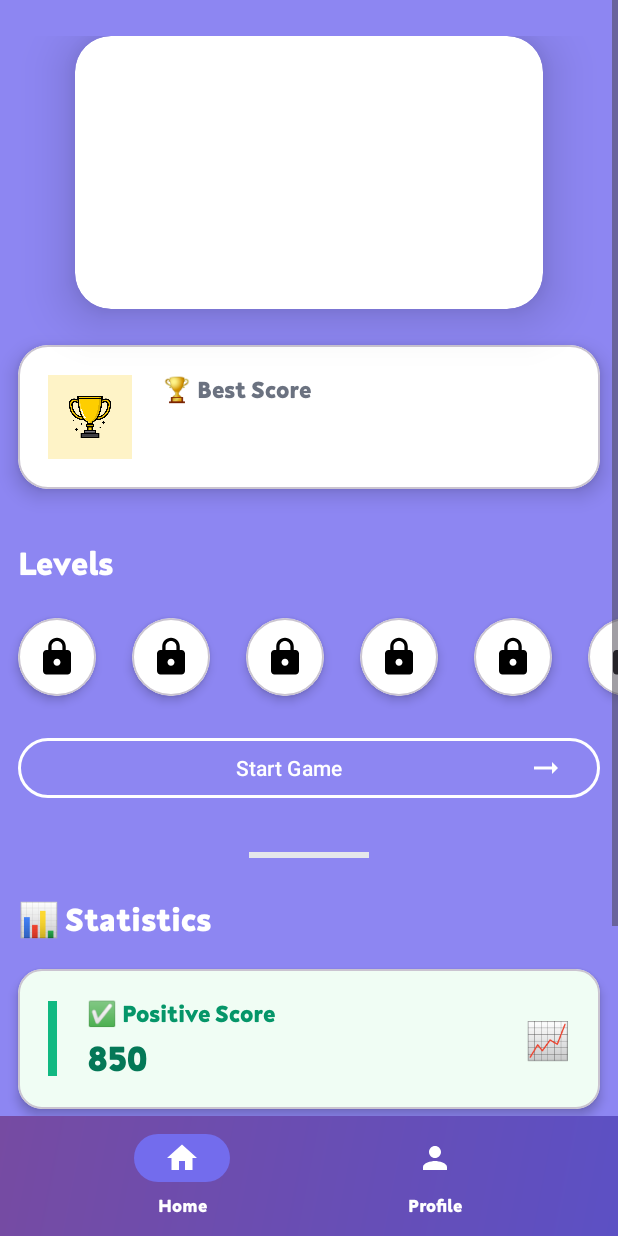
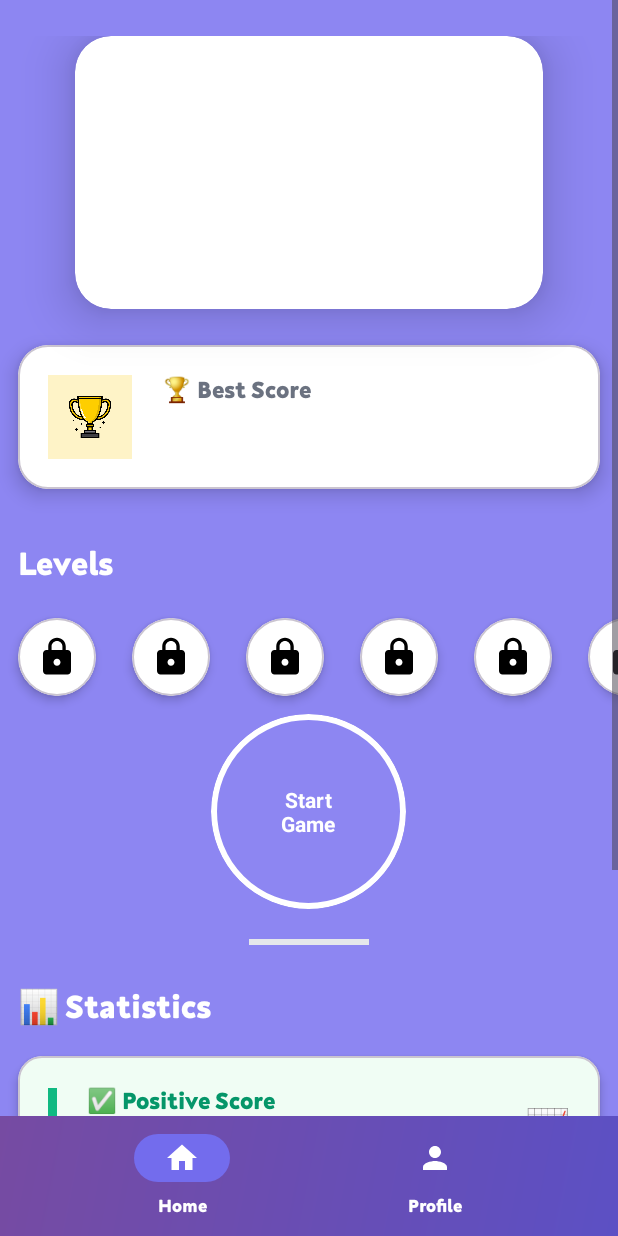
Before and after one commit to gauravo7/BrainGames, an Android app: the IntroFragment screen opened through its navigation route, on a phone screen of 412 x 824 dp. Run offline under Robolectric (Android 15) with nearby library versions, the light colour scheme and no system bars; our stand-ins replace Firebase (no records; nobody signed in at launch, a user with empty details on screens opened directly), navigation-ui, sdp/ssp sizes; pictures from the network do not load; 5 statements that could not run were skipped.

```diff
--- a/app/src/main/java/com/o7solutions/braingames/UI/IntroFragment.kt
+++ b/app/src/main/java/com/o7solutions/braingames/UI/IntroFragment.kt
@@ -5,6 +5,7 @@ import androidx.fragment.app.Fragment
 import android.view.LayoutInflater
 import android.view.View
 import android.view.ViewGroup
+import android.view.animation.AnimationUtils
 import androidx.navigation.fragment.findNavController
 import androidx.recyclerview.widget.LinearLayoutManager
 import com.bumptech.glide.Glide
@@ -32,7 +33,6 @@ class IntroFragment : Fragment() {
     private lateinit var game: Games
     private lateinit var adapter: LevelsAdapter
     var levelsList = arrayListOf<String>()
-
     override fun onCreate(savedInstanceState: Bundle?) {
         super.onCreate(savedInstanceState)
         arguments?.let {
@@ -55,7 +55,9 @@ class IntroFragment : Fragment() {
         super.onViewCreated(view, savedInstanceState)
 
         binding.apply {
+            val animationZoomOut = AnimationUtils.loadAnimation(requireActivity(), R.anim.zoom)
 
+//            startGame.startAnimation(animationZoomOut)
             positiveScore.text = game.positiveScore
             negativeScore.text = game.negativeScore
             Glide.with(requireActivity())
--- a/app/src/main/java/com/o7solutions/braingames/WordGame/WordGameFragment.kt
+++ b/app/src/main/java/com/o7solutions/braingames/WordGame/WordGameFragment.kt
@@ -82,7 +82,7 @@ class WordGameFragment : Fragment() {
             param1 = it.getString(ARG_PARAM1)
             param2 = it.getString(ARG_PARAM2)
             currentLevel = it.getInt("SELECTED_LEVEL", 1)
-            game = it.getSerializable("game_data") as Games
+//            game = it.getSerializable("game_data") as Games
 
 
         }
--- a/app/src/main/res/layout/fragment_first.xml
+++ b/app/src/main/res/layout/fragment_first.xml
@@ -304,7 +304,7 @@
                 android:clickable="true"
                 android:focusable="true"
                 android:foreground="?attr/selectableItemBackground"
-                app:cardBackgroundColor="@color/plus_button_bg"
+                app:cardBackgroundColor="@color/divide_button_bg"
                 app:cardCornerRadius="16dp"
                 >
 
@@ -336,7 +336,7 @@
                 android:clickable="true"
                 android:focusable="true"
                 android:foreground="?attr/selectableItemBackground"
-                app:cardBackgroundColor="@color/minus_button_bg"
+                app:cardBackgroundColor="@color/divide_button_bg"
                 app:cardCornerRadius="16dp"
                 >
 
@@ -377,7 +377,7 @@
                 android:clickable="true"
                 android:focusable="true"
                 android:foreground="?attr/selectableItemBackground"
-                app:cardBackgroundColor="@color/multiply_button_bg"
+                app:cardBackgroundColor="@color/divide_button_bg"
                 app:cardCornerRadius="16dp"
                 >
 
--- a/app/src/main/res/layout/fragment_intro.xml
+++ b/app/src/main/res/layout/fragment_intro.xml
@@ -130,19 +130,39 @@
             android:layout_height="wrap_content"
             />
 
+        <com.google.android.material.card.MaterialCardView
+            android:id="@+id/startGame"
+            android:layout_width="@dimen/_100sdp"
+            android:layout_height="@dimen/_100sdp"
+            app:cardCornerRadius="@dimen/_50sdp"
+            app:strokeWidth="4dp"
+            app:strokeColor="@color/white"
+            app:cardBackgroundColor="@android:color/transparent"
+            >
+            <TextView
+                android:text="Start\nGame"
+                android:layout_width="match_parent"
+                android:gravity="center"
+                android:textColor="@color/white"
+                android:textStyle="bold"
+                android:layout_height="match_parent"
+                />
+
+        </com.google.android.material.card.MaterialCardView>
+
+
 
         <!-- Decorative Divider -->
-        <com.google.android.material.button.MaterialButton
-            android:id="@+id/startGame"
-            style="@style/Widget.Material3.Button.OutlinedButton"
-            android:layout_width="match_parent"
-            android:layout_height="wrap_content"
-            android:layout_margin="12dp"
-            android:text="Start Game"
-            app:strokeWidth="2dp"
-            android:drawableEnd="@drawable/baseline_arrow_right_alt_24"
-            android:textColor="@color/white"
-            app:strokeColor="@color/white" />
+<!--        <com.google.android.material.button.MaterialButton-->
+<!--            style="@style/Widget.Material3.Button.OutlinedButton"-->
+<!--            android:layout_width="match_parent"-->
+<!--            android:layout_height="wrap_content"-->
+<!--            android:layout_margin="12dp"-->
+<!--            android:text="Start Game"-->
+<!--            app:strokeWidth="2dp"-->
+<!--            android:drawableEnd="@drawable/baseline_arrow_right_alt_24"-->
+<!--            android:textColor="@color/white"-->
+<!--            app:strokeColor="@color/white" />-->
 
         <View
             android:layout_width="80dp"
```
